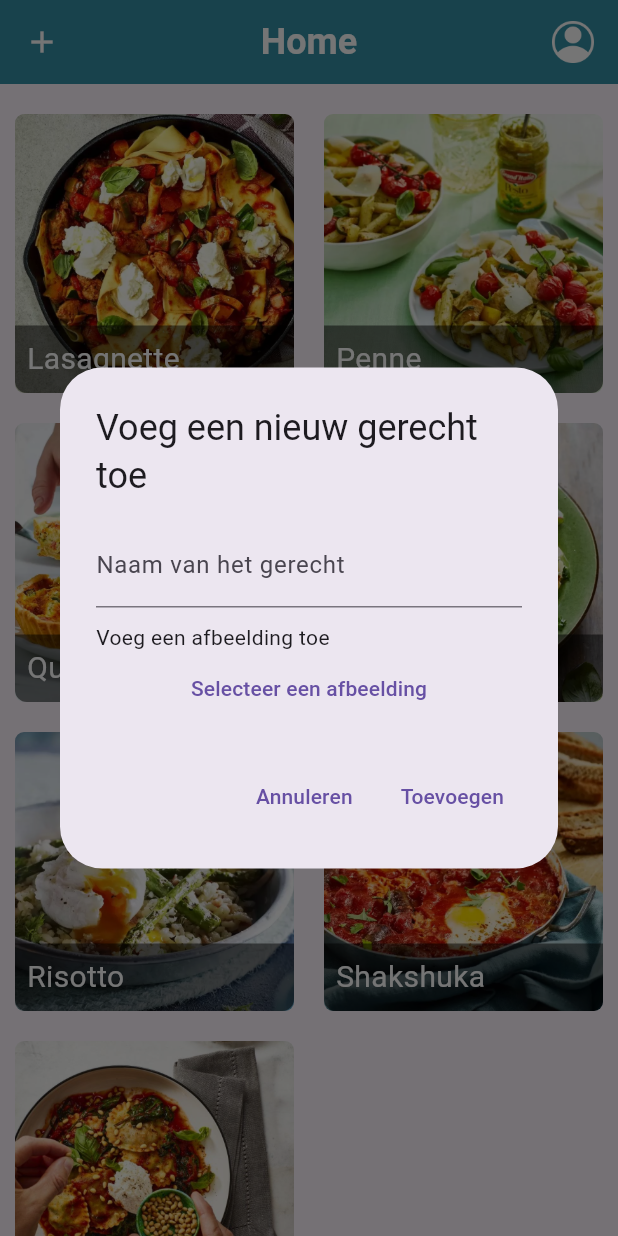
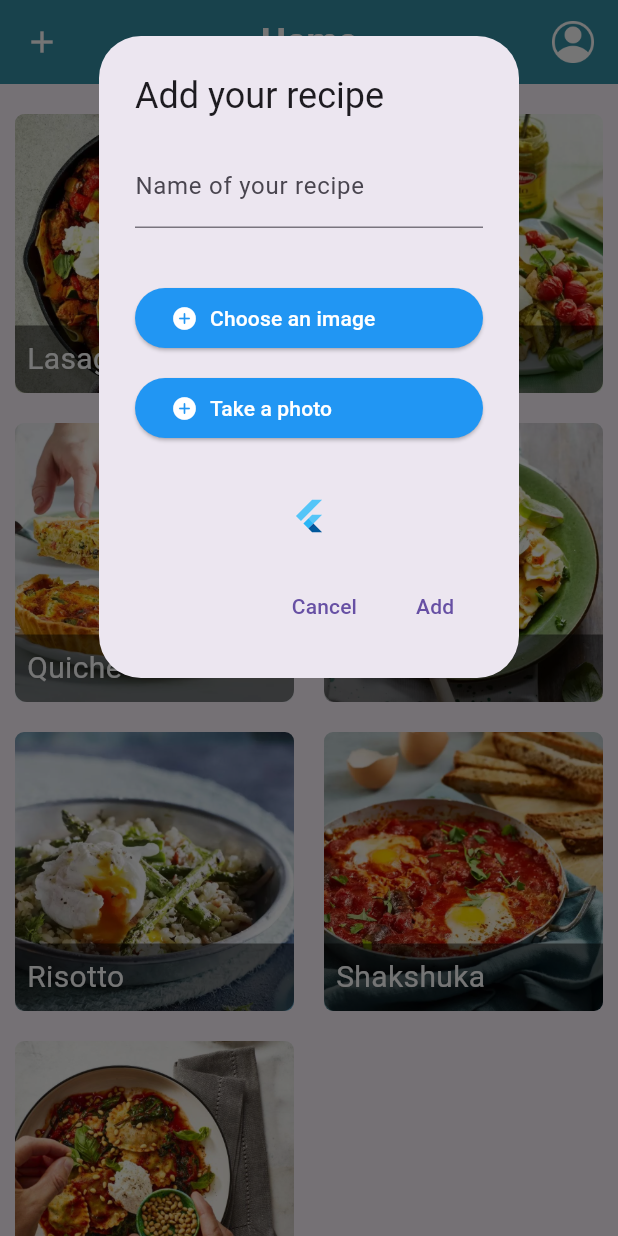
Before and after one commit to PeekingBad/RecipesApp, a Flutter app: the screen it shows after launch, after a tap on the "add" icon, on a phone screen of 412 x 824 dp. Run offline on Flutter 3.47's test engine with Material 3 defaults, Android fonts, the phone set to English and light mode, and no system bars; our stand-ins replace image_picker, permission_handler; Roboto replaces fonts that are missing (Poppins).

Commit message:
build - add button

```diff
--- a/lib/screens/homepage.dart
+++ b/lib/screens/homepage.dart
@@ -1,4 +1,5 @@
 import 'package:flutter/material.dart';
+import 'package:flutter/services.dart';
 import 'package:image_picker/image_picker.dart';
 import 'package:cookbook/components/recipemodel.dart';
 import '../constants.dart';
@@ -8,15 +9,28 @@ import 'package:permission_handler/permission_handler.dart';
 
 // Vraag toestemming aan de gebruiker
 
-
 class Homepage extends StatefulWidget {
-  Homepage({Key? key}) : super(key: key);
+  const Homepage({Key? key}) : super(key: key);
 
   @override
   State<Homepage> createState() => _HomepageState();
 }
 
 class _HomepageState extends State<Homepage> {
+  File? image;
+
+  Future pickImage(ImageSource source) async {
+    try {
+      final image = await ImagePicker().pickImage(source: source);
+      if (image == null) return;
+
+      final imageTemporary = File(image.path);
+      setState(() => this.image = imageTemporary);
+    } on PlatformException catch (e) {
+      print('Failed to pick image: $e');
+    }
+  }
+
   List<RecipeModel> recipes = [];
 
   void _getRecipes() {
@@ -108,9 +122,13 @@ class _HomepageState extends State<Homepage> {
       centerTitle: true,
       elevation: 0.0,
       leading: IconButton(
-        icon: Icon(Icons.add,color: Colors.white,),
+        icon: Icon(
+          Icons.add,
+          color: Colors.white,
+        ),
         onPressed: () {
-          _showAddDialog();
+          TextEditingController _userInput = new TextEditingController();
+          addRecipe(_userInput);
         },
       ),
       actions: [
@@ -119,13 +137,13 @@ class _HomepageState extends State<Homepage> {
           child: Container(
             margin: EdgeInsets.all(10),
             width: 40,
+            decoration: BoxDecoration(
+              borderRadius: BorderRadius.circular(10),
+            ),
             child: Image.asset(
               'assets/images/account.png',
               height: 30,
               width: 30,
-            ),
-            decoration: BoxDecoration(
-              borderRadius: BorderRadius.circular(10),
             ),
           ),
         )
@@ -133,86 +151,90 @@ class _HomepageState extends State<Homepage> {
     );
   }
 
-Future<void> _showAddDialog() async {
-    TextEditingController _nameController = TextEditingController();
-    File? _image;
-
-    // Vraag toestemming aan de gebruiker
-    Map<Permission, PermissionStatus> statuses = await [
-      Permission.camera,
-      Permission.storage,
-    ].request();
-
-    // Controleer of de toestemming is verleend voor camera en opslag
-    if (statuses[Permission.camera] != PermissionStatus.granted ||
-        statuses[Permission.storage] != PermissionStatus.granted) {
-      // Toestemming niet verleend, toon een melding of handel anderszins
-      print('Toestemming niet verleend voor camera of opslag.');
-      return; // Stop de functie als de toestemming niet is verleend
-    }
-
-    // Toon het dialoogvenster om een nieuw gerecht toe te voegen
-    await showDialog<void>(
+  Future<dynamic> addRecipe(TextEditingController _userInput) {
+    return showDialog(
       context: context,
-      builder: (BuildContext context) {
-        return AlertDialog(
-          title: Text('Voeg een nieuw gerecht toe'),
-          content: SingleChildScrollView(
-            child: ListBody(
-              children: <Widget>[
+      builder: (context) => Column(
+        children: [
+          AlertDialog(
+            title: Text('Add your recipe'),
+            content: Column(
+              children: [
                 TextField(
-                  controller: _nameController,
-                  decoration: InputDecoration(
-                    labelText: 'Naam van het gerecht',
+                  controller: _userInput,
+                  decoration: InputDecoration(labelText: 'Name of your recipe'),
+                ),
+                const SizedBox(
+                  height: 40,
+                ),
+                Container(
+                  width: double.infinity,
+                  height: 40,
+                  child: ElevatedButton(
+                    onPressed: () => pickImage(ImageSource.gallery),
+                    style: ButtonStyle(
+                      backgroundColor: MaterialStateProperty.all<Color>(
+                          Colors.blue), // Achtergrondkleur instellen op blauw
+                    ),
+                    child: const Row(
+                      mainAxisAlignment: MainAxisAlignment.start,
+                      children: [
+                        Icon(Icons.add_circle_rounded, color: Colors.white,), // Icon
+                        SizedBox(width: 8),
+                        Text('Choose an image', style: TextStyle(color: Colors.white),), // Tekst
+                      ],
+                    ),
                   ),
                 ),
-                SizedBox(height: 10),
-                _image == null
-                    ? Text('Voeg een afbeelding toe')
-                    : Image.file(_image!),
-                TextButton(
-                  onPressed: () async {
-                    final pickedFile = await ImagePicker().pickImage(
-                      source: ImageSource.gallery,
-                    );
+                const SizedBox(height: 20,),
+                Container(
+                  width: double.infinity,
+                  height: 40,
+                  child: ElevatedButton(
+                    onPressed: () => pickImage(ImageSource.camera),
+                    style: ButtonStyle(
+                      backgroundColor: MaterialStateProperty.all<Color>(
+                          Colors.blue), // Achtergrondkleur instellen op blauw
+                    ),
+                    child: const Row(
+                      mainAxisAlignment: MainAxisAlignment.start,
+                      children: [
+                        Icon(Icons.add_circle_rounded, color: Colors.white,), // Icon
+                        SizedBox(width: 8),
+                        Text('Take a photo', style: TextStyle(color: Colors.white),), // Tekst
+                      ],
+                    ),
+                  ),
+                ),
+                const SizedBox(height: 40,),
+                image != null ? Image.file(image!, width: 160, height: 160, fit: BoxFit.cover,) : FlutterLogo()
 
-                    setState(() {
-                      if (pickedFile != null) {
-                        _image = File(pickedFile.path);
-                      } else {
-                        print('Geen afbeelding geselecteerd.');
-                      }
-                    });
-                  },
-                  child: Text('Selecteer een afbeelding'),
-                ),
               ],
             ),
+
+            actions: [
+              TextButton(
+               child: const Text('Cancel'),
+               onPressed: () => Navigator.pop(context),
+              ),
+              TextButton(
+                child: const Text('Add'),
+                onPressed: () {
+                  recipes.add(RecipeModel(
+                    recipeName: _userInput.text,
+                    recipeImage: image!.path),
+                    );
+                    Navigator.of(context).pop();
+                    setState(() {
+
+                    });
+                },
+              ),
+            ],
           ),
-          actions: <Widget>[
-            TextButton(
-              child: Text('Annuleren'),
-              onPressed: () {
-                Navigator.of(context).pop();
-              },
-            ),
-            TextButton(
-              child: Text('Toevoegen'),
-              onPressed: () {
-                // Voeg hier de logica toe om het gerecht toe te voegen
-                // bijvoorbeeld:
-                recipes.add(RecipeModel(
-                  recipeName: _nameController.text,
-                  recipeImage: _image!.path,
-                ));
-                Navigator.of(context).pop();
-                setState(() {});
-              },
-            ),
-          ],
-        );
-      },
+        ],
+      ),
+
     );
   }
-
 }
```
Also changed, not shown: 2 other files.
